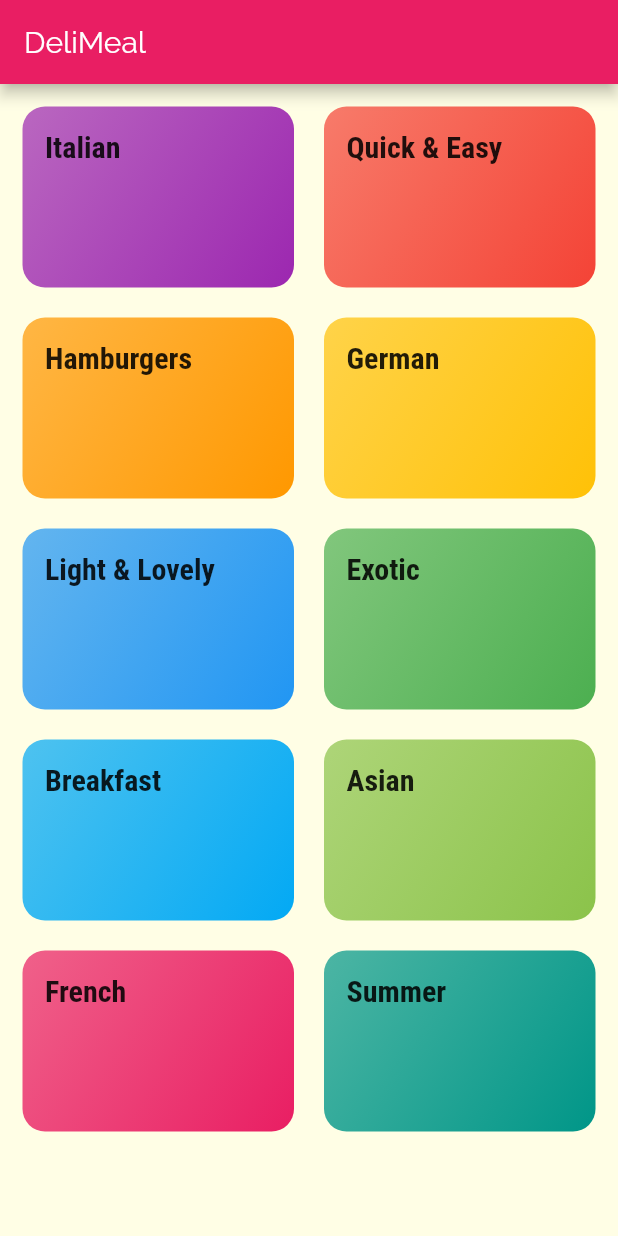
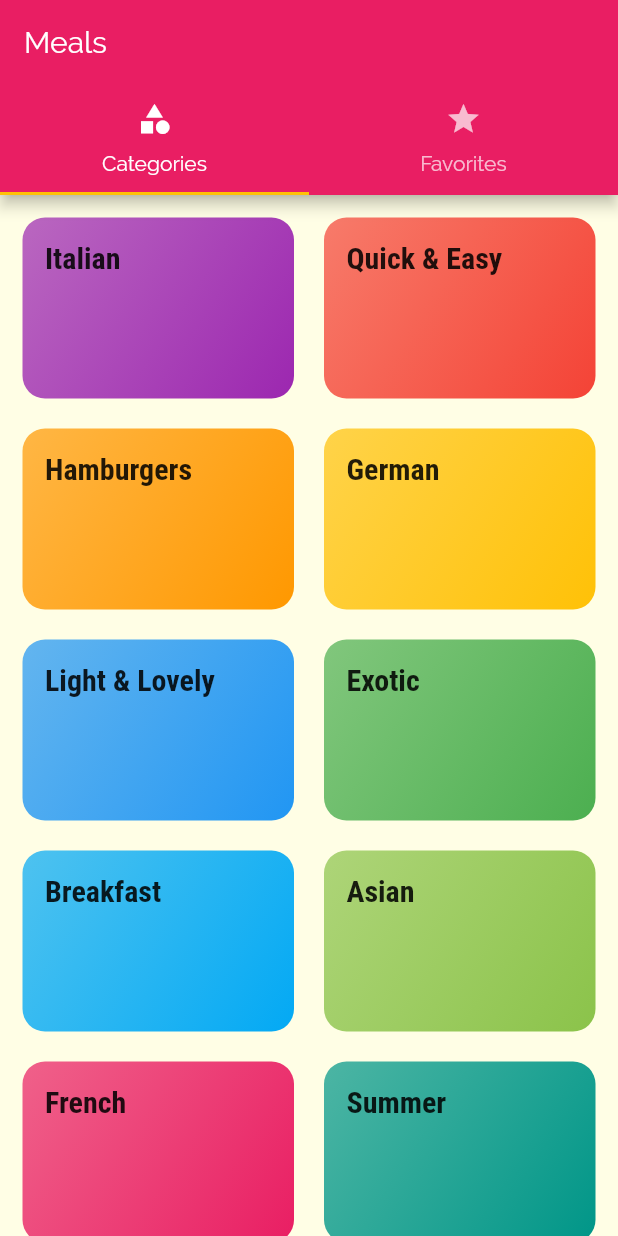
Before and after one commit to magictical/meals_app_wrapup, a Flutter app: the screen it shows after launch, on a phone screen of 412 x 824 dp. Run offline on Flutter 3.47's test engine with Material 2 defaults, Android fonts, the phone set to English and light mode, and no system bars.

Commit message:
display TabsScreen as home page and delete redundant widget in CategoriesScreen- Scaffold

```diff
--- a/lib/main.dart
+++ b/lib/main.dart
@@ -1,4 +1,5 @@
 import 'package:flutter/material.dart';
+import 'package:section7_meals_app_re/screens/tabs_screen.dart';
 
 import './screens/meal_detail_screen.dart';
 import './screens/categories_screen.dart';
@@ -30,7 +31,7 @@ class MyApp extends StatelessWidget {
       ),
       initialRoute: '/', //default is '/'
       routes: {
-        '/': (ctx) => CategoriesScreen(),
+        '/': (ctx) => TabsScreen(),
         CategoryMealsScreen.routeName: (ctx) => CategoryMealsScreen(),
         MealDetailScreen.routeName: (ctx) => MealDetailScreen(),
       },
--- a/lib/screens/categories_screen.dart
+++ b/lib/screens/categories_screen.dart
@@ -6,11 +6,7 @@ import '../widgets/catergory_item.dart';
 class CategoriesScreen extends StatelessWidget {
   @override
   Widget build(BuildContext context) {
-    return Scaffold(
-      appBar: AppBar(
-        title: const Text('DeliMeal'),
-      ),
-      body: GridView(
+    return GridView(
       padding: EdgeInsets.all(15),
       children: DUMMY_CATEGORIES
           .map((catData) =>
@@ -22,7 +18,6 @@ class CategoriesScreen extends StatelessWidget {
         crossAxisSpacing: 20,
         mainAxisSpacing: 20,
       ),
-      ),
     );
   }
 }
```
Lines whose indentation alone changed are shown as unchanged.
